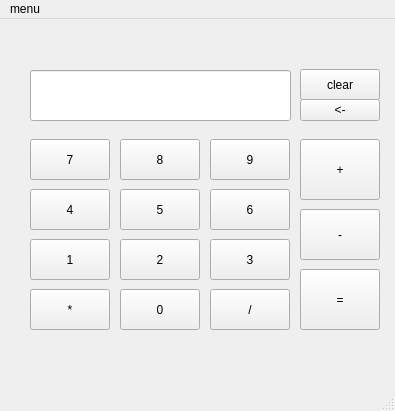
First picture: the form in mainwindow.ui, repository dda-661-4/project, before the edit.
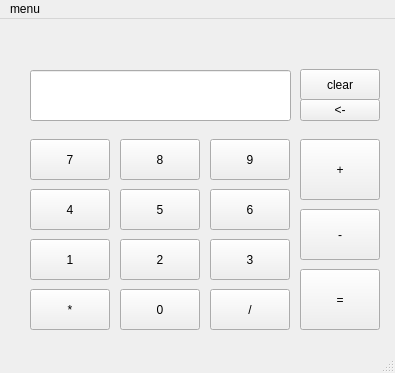
Second picture: the form after the edit.

What changed in the file:
```diff
--- a/mainwindow.ui
+++ b/mainwindow.ui
@@ -7,7 +7,7 @@
     <x>0</x>
     <y>0</y>
     <width>395</width>
-    <height>411</height>
+    <height>373</height>
    </rect>
   </property>
   <property name="windowTitle">
```
